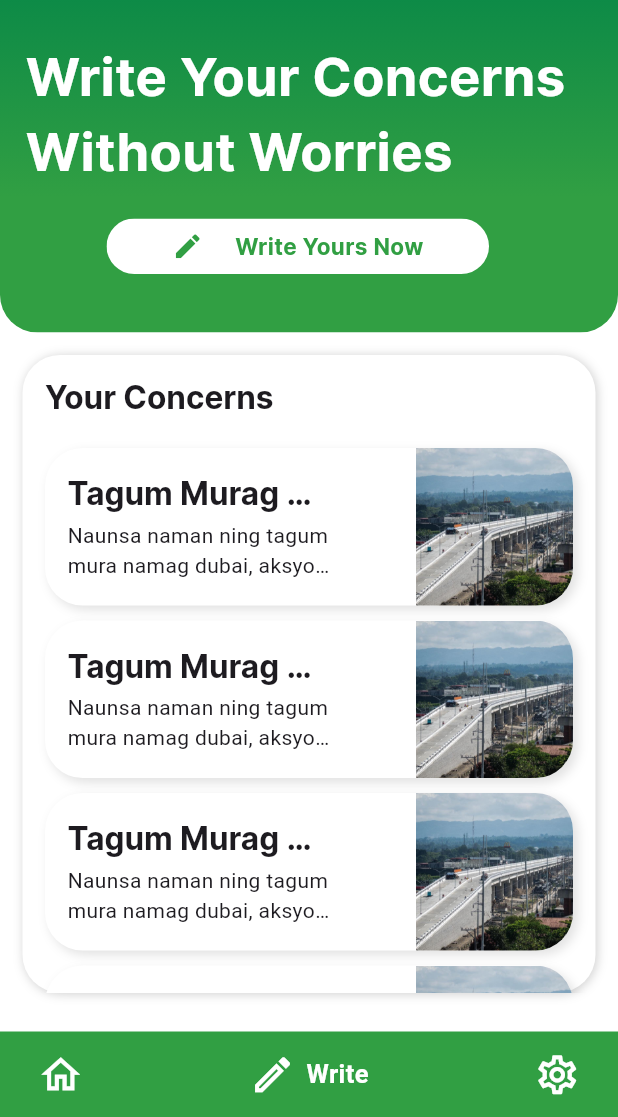
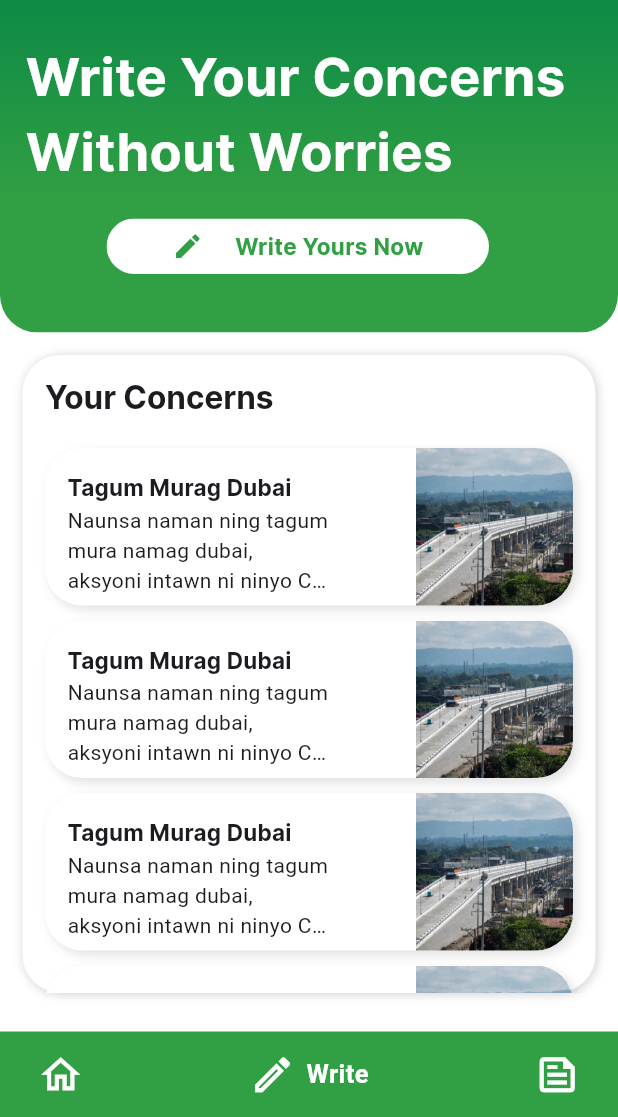
Before and after one commit to jsmrk/icare_tagum_app, a Flutter app: the BtmNavBar screen opened by its route, item 2 of the bottom bar chosen, on a phone screen of 412 x 824 dp, the part 119-1236 px from its top. Run offline on Flutter 3.47's test engine with Material 3 defaults, Android fonts, the phone set to English and light mode, and no system bars; drawn by our look-alikes of google_nav_bar; our stand-ins replace firebase_core; accounts and stored records are empty; network calls fail.

```diff
--- a/lib/widgets/btm_navbar.dart
+++ b/lib/widgets/btm_navbar.dart
@@ -51,8 +51,8 @@ class _NavBarState extends State<BtmNavBar> {
             text: 'Write',
           ),
           GButton(
-            icon: Icons.settings_outlined,
-            text: 'Settings',
+            icon: Icons.feed_outlined,
+            text: 'Updates',
           ),
         ],
         selectedIndex: _selectedIndex,
--- a/lib/widgets/user_concerns.dart
+++ b/lib/widgets/user_concerns.dart
@@ -29,7 +29,9 @@ class UserConcerns extends StatelessWidget {
     String concernDescription =
         'Naunsa naman ning tagum mura namag dubai, aksyoni intawn ni ninyo City Government kay abog jud kaayo muagi sa Highway.';
 
-    return builContainer(
+    return GestureDetector(
+      onTap: null,
+      child: builContainer(
         Container(
           height: 105,
           width: double.infinity,
@@ -37,7 +39,7 @@ class UserConcerns extends StatelessWidget {
             mainAxisAlignment: MainAxisAlignment.spaceBetween,
             children: [
               Container(
-              padding: EdgeInsets.all(15),
+                padding: const EdgeInsets.all(15),
                 width: 205,
                 child: Column(
                   mainAxisAlignment: MainAxisAlignment.spaceAround,
@@ -46,7 +48,7 @@ class UserConcerns extends StatelessWidget {
                       alignment: Alignment.topLeft,
                       child: Text(
                         'Tagum Murag Dubai',
-                      style: Theme.of(context).textTheme.titleLarge,
+                        style: Theme.of(context).textTheme.titleMedium,
                         softWrap: true,
                         overflow: TextOverflow.ellipsis,
                         textAlign: TextAlign.left,
@@ -55,7 +57,7 @@ class UserConcerns extends StatelessWidget {
                     Text(
                       concernDescription,
                       softWrap: true,
-                    maxLines: 2,
+                      maxLines: 3,
                       overflow: TextOverflow.ellipsis,
                       textAlign: TextAlign.left,
                     ),
@@ -77,6 +79,7 @@ class UserConcerns extends StatelessWidget {
             ],
           ),
         ),
+      ),
     );
   }
 }
```
Also changed, not shown: lib/views/updates_screen.dart (added). Lines whose indentation alone changed are shown as unchanged.
